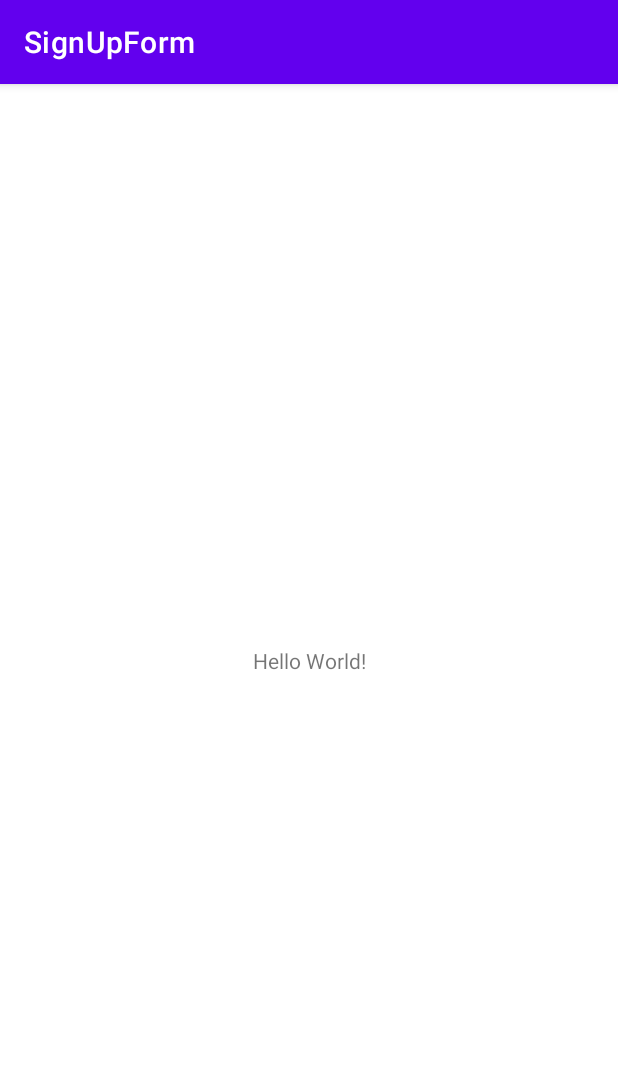
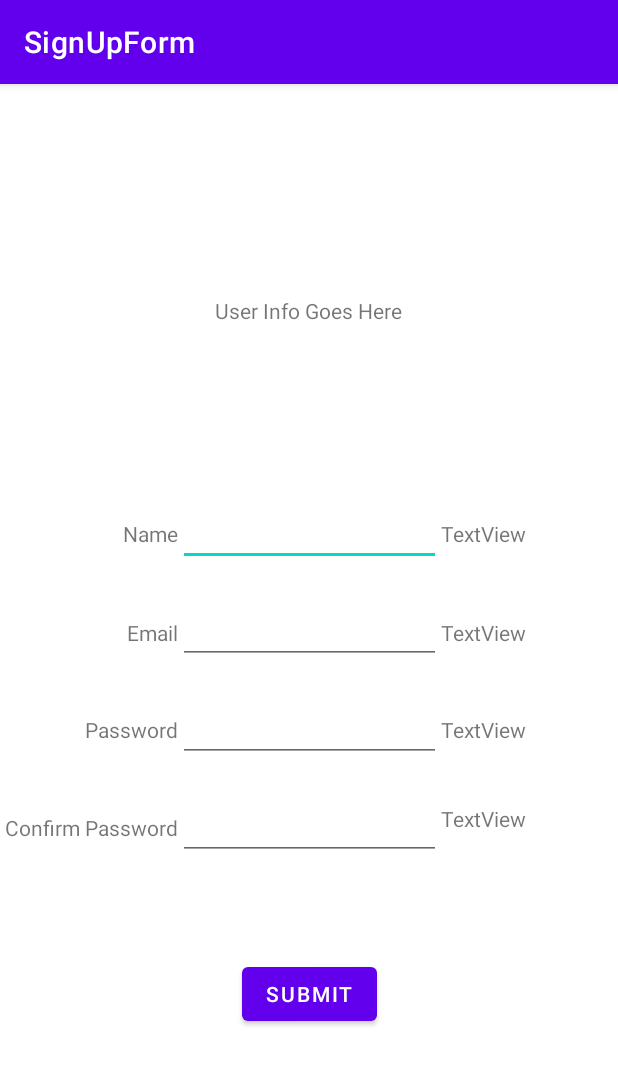
Before and after one commit to PolskaTag/SignUpForm, an Android app: the screen it shows after launch (MainActivity), on a phone screen of 412 x 824 dp. Shown: the top 1065 px of the screen. Run offline under Robolectric (Android 15) with nearby library versions, the phone set to English and light mode, and no system bars.

Commit message:
Working on main + added onClickListener

```diff
--- a/app/src/main/java/edu/temple/signupform/MainActivity.java
+++ b/app/src/main/java/edu/temple/signupform/MainActivity.java
@@ -3,12 +3,44 @@ package edu.temple.signupform;
 import androidx.appcompat.app.AppCompatActivity;
 
 import android.os.Bundle;
+import android.view.View;
+import android.widget.Button;
+import android.widget.EditText;
+import android.widget.TextView;
+import android.widget.Toast;
 
 public class MainActivity extends AppCompatActivity {
+
+    Button submit;
+    EditText name, email, password, password_conf;
+    TextView name_err, email_err, password_err, password_conf_err, message_area;
 
     @Override
     protected void onCreate(Bundle savedInstanceState) {
         super.onCreate(savedInstanceState);
         setContentView(R.layout.activity_main);
+
+        // Initializing editText variables
+        name = findViewById(R.id.person_name_text);
+        email = findViewById(R.id.email_text);
+        password = findViewById(R.id.password_text);
+        password_conf = findViewById(R.id.passwordconf_text);
+
+        // Initializing textView variables
+        name_err = findViewById(R.id.name_err);
+        email_err = findViewById(R.id.email_err);
+        password_err = findViewById(R.id.password_err);
+        password_conf_err = findViewById(R.id.password_conf_err);
+        message_area = findViewById(R.id.messageArea_text);
+
+        // onClickListener used by submit
+        findViewById(R.id.button).setOnClickListener(new View.OnClickListener() {
+            @Override
+            public void onClick(View v) {
+
+            }
+        });
+
+
     }
 }
--- a/app/src/main/res/layout/activity_main.xml
+++ b/app/src/main/res/layout/activity_main.xml
@@ -7,12 +7,133 @@
     tools:context=".MainActivity">
 
     <TextView
+        android:id="@+id/messageArea_text"
         android:layout_width="wrap_content"
         android:layout_height="wrap_content"
-        android:text="Hello World!"
+        android:text="User Info Goes Here"
         app:layout_constraintBottom_toBottomOf="parent"
+        app:layout_constraintHorizontal_bias="0.498"
         app:layout_constraintLeft_toLeftOf="parent"
         app:layout_constraintRight_toRightOf="parent"
+        app:layout_constraintTop_toTopOf="parent"
+        app:layout_constraintVertical_bias="0.189" />
+
+    <EditText
+        android:id="@+id/person_name_text"
+        android:layout_width="175dp"
+        android:layout_height="wrap_content"
+        android:layout_marginTop="276dp"
+        android:ems="10"
+        android:inputType="textPersonName"
+        app:layout_constraintEnd_toEndOf="parent"
+        app:layout_constraintStart_toStartOf="parent"
         app:layout_constraintTop_toTopOf="parent" />
 
+    <EditText
+        android:id="@+id/password_text"
+        android:layout_width="175dp"
+        android:layout_height="wrap_content"
+        android:layout_marginTop="20dp"
+        android:ems="10"
+        android:inputType="textPassword"
+        app:layout_constraintStart_toStartOf="@+id/email_text"
+        app:layout_constraintTop_toBottomOf="@+id/email_text" />
+
+    <EditText
+        android:id="@+id/passwordconf_text"
+        android:layout_width="175dp"
+        android:layout_height="wrap_content"
+        android:layout_marginTop="20dp"
+        android:ems="10"
+        android:inputType="textPassword"
+        app:layout_constraintStart_toStartOf="@+id/password_text"
+        app:layout_constraintTop_toBottomOf="@+id/password_text" />
+
+    <Button
+        android:id="@+id/button"
+        android:layout_width="wrap_content"
+        android:layout_height="wrap_content"
+        android:layout_marginTop="65dp"
+        android:text="Submit"
+        app:layout_constraintEnd_toEndOf="parent"
+        app:layout_constraintStart_toStartOf="parent"
+        app:layout_constraintTop_toBottomOf="@+id/passwordconf_text" />
+
+    <EditText
+        android:id="@+id/email_text"
+        android:layout_width="175dp"
+        android:layout_height="wrap_content"
+        android:layout_marginTop="20dp"
+        android:ems="10"
+        android:inputType="textEmailAddress"
+        app:layout_constraintStart_toStartOf="@+id/person_name_text"
+        app:layout_constraintTop_toBottomOf="@+id/person_name_text" />
+
+    <TextView
+        android:id="@+id/textView"
+        android:layout_width="wrap_content"
+        android:layout_height="wrap_content"
+        android:text="Name"
+        app:layout_constraintBaseline_toBaselineOf="@+id/person_name_text"
+        app:layout_constraintEnd_toStartOf="@+id/person_name_text" />
+
+    <TextView
+        android:id="@+id/textView2"
+        android:layout_width="wrap_content"
+        android:layout_height="wrap_content"
+        android:layout_marginBottom="11dp"
+        android:text="Email"
+        app:layout_constraintBottom_toBottomOf="@+id/email_text"
+        app:layout_constraintEnd_toStartOf="@+id/email_text" />
+
+    <TextView
+        android:id="@+id/textView3"
+        android:layout_width="wrap_content"
+        android:layout_height="wrap_content"
+        android:text="Password"
+        app:layout_constraintBaseline_toBaselineOf="@+id/password_text"
+        app:layout_constraintEnd_toStartOf="@+id/password_text" />
+
+    <TextView
+        android:id="@+id/textView4"
+        android:layout_width="wrap_content"
+        android:layout_height="wrap_content"
+        android:text="Confirm Password"
+        app:layout_constraintBaseline_toBaselineOf="@+id/passwordconf_text"
+        app:layout_constraintEnd_toStartOf="@+id/passwordconf_text" />
+
+    <TextView
+        android:id="@+id/name_err"
+        android:layout_width="wrap_content"
+        android:layout_height="wrap_content"
+        android:text="TextView"
+        app:layout_constraintBaseline_toBaselineOf="@+id/person_name_text"
+        app:layout_constraintStart_toEndOf="@+id/person_name_text" />
+
+    <TextView
+        android:id="@+id/email_err"
+        android:layout_width="wrap_content"
+        android:layout_height="wrap_content"
+        android:layout_marginBottom="11dp"
+        android:text="TextView"
+        app:layout_constraintBottom_toBottomOf="@+id/email_text"
+        app:layout_constraintStart_toEndOf="@+id/email_text" />
+
+    <TextView
+        android:id="@+id/password_err"
+        android:layout_width="wrap_content"
+        android:layout_height="wrap_content"
+        android:text="TextView"
+        app:layout_constraintBaseline_toBaselineOf="@+id/password_text"
+        app:layout_constraintStart_toEndOf="@+id/password_text" />
+
+    <TextView
+        android:id="@+id/password_conf_err"
+        android:layout_width="wrap_content"
+        android:layout_height="wrap_content"
+        android:layout_marginTop="8dp"
+        android:text="TextView"
+        app:layout_constraintStart_toEndOf="@+id/passwordconf_text"
+        app:layout_constraintTop_toTopOf="@+id/passwordconf_text" />
+
 </androidx.constraintlayout.widget.ConstraintLayout>
```
